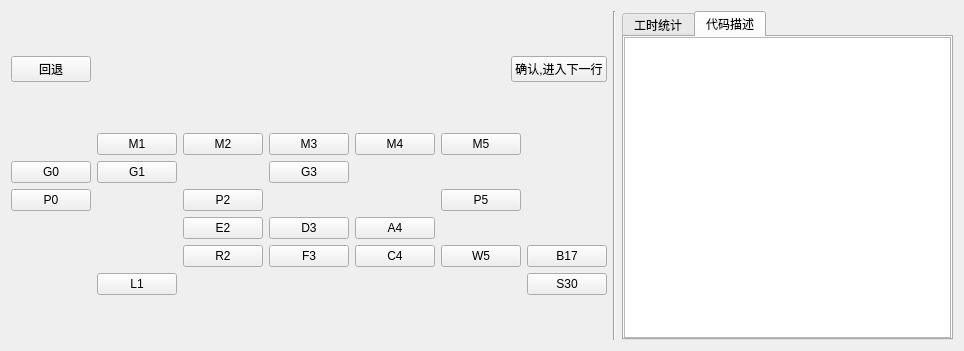
Old version of the form mod_widget.ui in the repository yukuan1991/mod_project.
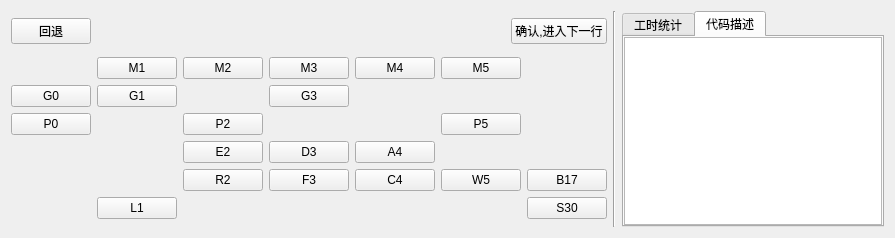
New version of the form. Custom widgets are drawn as their Qt base class.

```diff
--- a/mod_widget.ui
+++ b/mod_widget.ui
@@ -6,8 +6,8 @@
    <rect>
     <x>0</x>
     <y>0</y>
-    <width>964</width>
-    <height>351</height>
+    <width>895</width>
+    <height>238</height>
    </rect>
   </property>
   <property name="windowTitle">
@@ -17,7 +17,7 @@
    <item>
     <layout class="QHBoxLayout" name="horizontalLayout_4">
      <item>
-      <layout class="QVBoxLayout" name="verticalLayout" stretch="1,0">
+      <layout class="QVBoxLayout" name="verticalLayout" stretch="0,0">
        <item>
         <layout class="QHBoxLayout" name="horizontalLayout">
          <property name="spacing">
```
Left out of the diff: 170 changed lines with no effect on the pictures.
